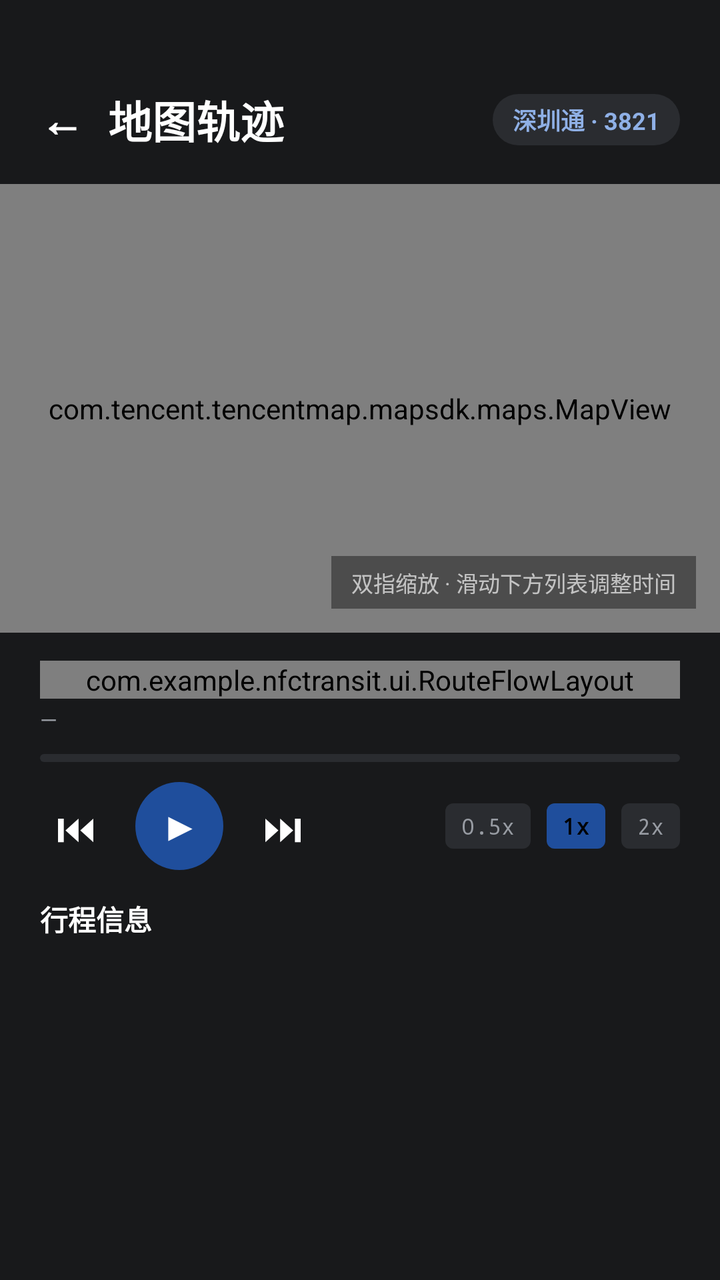
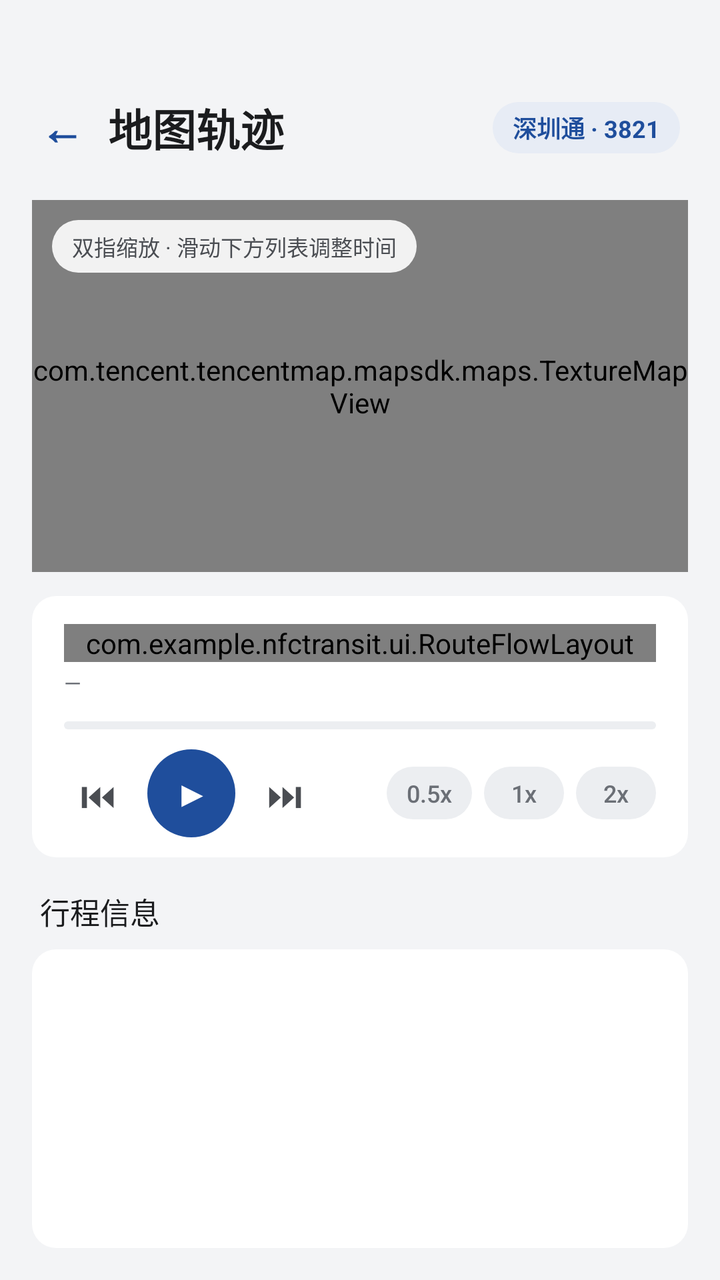

Before-and-after screenshots of an Android layout around one commit, followed by the original layout XML and the change that was made.
<!-- AndroidManifest.xml: application theme Theme.TransitU -->
<!-- res/layout/fragment_map_trace.xml -->
<?xml version="1.0" encoding="utf-8"?>
<LinearLayout xmlns:android="http://schemas.android.com/apk/res/android"
    android:layout_width="match_parent"
    android:layout_height="match_parent"
    android:orientation="vertical"
    android:background="@color/night">

    
    <View
        android:layout_width="match_parent"
        android:layout_height="@dimen/status_bar_spacer_height" />

    
    <LinearLayout
        android:layout_width="match_parent"
        android:layout_height="wrap_content"
        android:orientation="horizontal"
        android:paddingStart="11dp"
        android:paddingEnd="20dp"
        android:paddingTop="16dp"
        android:paddingBottom="12dp"
        android:gravity="center_vertical">

        <TextView
            android:id="@+id/btnBack"
            style="@style/BackButton"
            android:text="←"
            android:textColor="#FFFFFF"
            android:textSize="22sp"
            android:textStyle="bold" />

        <TextView
            android:layout_width="0dp"
            android:layout_height="wrap_content"
            android:layout_weight="1"
            android:text="地图轨迹"
            android:textColor="#FFFFFF"
            android:textSize="22sp"
            android:textStyle="bold" />

        <LinearLayout
            android:layout_width="wrap_content"
            android:layout_height="wrap_content"
            android:background="@drawable/bg_card_badge_dark"
            android:paddingStart="10dp"
            android:paddingEnd="10dp"
            android:paddingTop="4dp"
            android:paddingBottom="4dp">

            <TextView
                android:id="@+id/tvCardBadge"
                android:layout_width="wrap_content"
                android:layout_height="wrap_content"
                android:text="深圳通 · 3821"
                android:textColor="@color/night_accent"
                android:textSize="12sp"
                android:textStyle="bold"
                android:maxWidth="140dp"
                android:maxLines="1"
                android:ellipsize="end" />
        </LinearLayout>
    </LinearLayout>

    
    <FrameLayout
        android:layout_width="match_parent"
        android:layout_height="0dp"
        android:layout_weight="1.0">

        <com.tencent.tencentmap.mapsdk.maps.MapView
            android:id="@+id/mapView"
            android:layout_width="match_parent"
            android:layout_height="match_parent" />

        <TextView
            android:id="@+id/tvMapHint"
            android:layout_width="wrap_content"
            android:layout_height="wrap_content"
            android:text="双指缩放 · 滑动下方列表调整时间"
            android:textColor="#AAFFFFFF"
            android:textSize="11sp"
            android:background="#66000000"
            android:paddingStart="10dp"
            android:paddingEnd="10dp"
            android:paddingTop="5dp"
            android:paddingBottom="5dp"
            android:layout_gravity="bottom|end"
            android:layout_margin="12dp" />
    </FrameLayout>

    
    <LinearLayout
        android:layout_width="match_parent"
        android:layout_height="wrap_content"
        android:orientation="vertical"
        android:paddingStart="20dp"
        android:paddingEnd="20dp"
        android:paddingTop="14dp"
        android:paddingBottom="6dp">

        
        <LinearLayout
            android:id="@+id/currentStationPanel"
            android:layout_width="match_parent"
            android:layout_height="wrap_content"
            android:orientation="vertical"
            android:paddingBottom="10dp">

            <com.example.nfctransit.ui.RouteFlowLayout
                android:id="@+id/currentStationRow"
                android:layout_width="match_parent"
                android:layout_height="wrap_content" />

            <TextView
                android:id="@+id/tvCurrentTime"
                android:layout_width="wrap_content"
                android:layout_height="wrap_content"
                android:text="—"
                android:textColor="@color/night_ink_3"
                android:textSize="11sp"
                android:paddingTop="3dp" />
        </LinearLayout>

        
        <FrameLayout
            android:layout_width="match_parent"
            android:layout_height="4dp">
            <View
                android:id="@+id/progressTrack"
                android:layout_width="match_parent"
                android:layout_height="4dp"
                android:background="@drawable/bg_progress_track" />
            <View
                android:id="@+id/progressPlayback"
                android:layout_width="0dp"
                android:layout_height="4dp"
                android:background="@color/accent" />
        </FrameLayout>

        
        <LinearLayout
            android:layout_width="match_parent"
            android:layout_height="wrap_content"
            android:orientation="horizontal"
            android:gravity="center_vertical"
            android:paddingTop="10dp"
            android:paddingBottom="8dp">

            <TextView
                android:id="@+id/btnPrev"
                android:layout_width="wrap_content"
                android:layout_height="wrap_content"
                android:text="⏮"
                android:textColor="#FFFFFF"
                android:textSize="20sp"
                android:clickable="true"
                android:focusable="true"
                android:padding="8dp"
                android:paddingEnd="20dp" />

            <TextView
                android:id="@+id/btnPlay"
                android:layout_width="44dp"
                android:layout_height="44dp"
                android:text="▶"
                android:textColor="#FFFFFF"
                android:textSize="19sp"
                android:textStyle="bold"
                android:gravity="center"
                android:background="@drawable/bg_play_button"
                android:clickable="true"
                android:focusable="true" />

            <TextView
                android:id="@+id/btnNext"
                android:layout_width="wrap_content"
                android:layout_height="wrap_content"
                android:text="⏭"
                android:textColor="#FFFFFF"
                android:textSize="20sp"
                android:clickable="true"
                android:focusable="true"
                android:padding="8dp"
                android:paddingStart="20dp" />

            <Space
                android:layout_width="0dp"
                android:layout_height="1dp"
                android:layout_weight="1" />

            <TextView
                android:id="@+id/chip05x"
                android:layout_width="wrap_content"
                android:layout_height="wrap_content"
                android:text="0.5x"
                android:textColor="@color/night_ink_3"
                android:textSize="11sp"
                android:fontFamily="monospace"
                android:background="@drawable/bg_speed_chip"
                android:paddingStart="8dp"
                android:paddingEnd="8dp"
                android:paddingTop="4dp"
                android:paddingBottom="4dp"
                android:layout_marginEnd="8dp"
                android:clickable="true"
                android:focusable="true" />

            <TextView
                android:id="@+id/chip1x"
                android:layout_width="wrap_content"
                android:layout_height="wrap_content"
                android:text="1x"
                android:textColor="#000000"
                android:textSize="11sp"
                android:textStyle="bold"
                android:fontFamily="monospace"
                android:background="@drawable/bg_speed_chip_selected"
                android:paddingStart="8dp"
                android:paddingEnd="8dp"
                android:paddingTop="4dp"
                android:paddingBottom="4dp"
                android:layout_marginEnd="8dp"
                android:clickable="true"
                android:focusable="true" />

            <TextView
                android:id="@+id/chip2x"
                android:layout_width="wrap_content"
                android:layout_height="wrap_content"
                android:text="2x"
                android:textColor="@color/night_ink_3"
                android:textSize="11sp"
                android:fontFamily="monospace"
                android:background="@drawable/bg_speed_chip"
                android:paddingStart="8dp"
                android:paddingEnd="8dp"
                android:paddingTop="4dp"
                android:paddingBottom="4dp"
                android:clickable="true"
                android:focusable="true" />
        </LinearLayout>
    </LinearLayout>

    
    <ScrollView
        android:id="@+id/tripScroll"
        android:layout_width="match_parent"
        android:layout_height="0dp"
        android:layout_weight="0.85"
        android:background="@color/night">

        <LinearLayout
            android:id="@+id/tripListContainer"
            android:layout_width="match_parent"
            android:layout_height="wrap_content"
            android:orientation="vertical"
            android:paddingStart="20dp"
            android:paddingEnd="20dp"
            android:paddingBottom="24dp">

            <TextView
                android:layout_width="wrap_content"
                android:layout_height="wrap_content"
                android:text="行程信息"
                android:textColor="#FFFFFF"
                android:textSize="14sp"
                android:textStyle="bold"
                android:paddingBottom="12dp" />
        </LinearLayout>
    </ScrollView>
</LinearLayout>
<!-- resources referenced by this layout -->
<resources>
  <color name="accent">#1F4E9C</color>
  <color name="night">#18191B</color>
  <color name="night_accent">#8FB0E6</color>
  <color name="night_ink_3">#979BA2</color>
  <dimen name="status_bar_spacer_height">0dp</dimen>
  <!-- drawable bg_card_badge_dark (drawable) -->
  <?xml version="1.0" encoding="utf-8"?>
  <shape xmlns:android="http://schemas.android.com/apk/res/android">
      <solid android:color="@color/night_2" />
      <corners android:radius="999dp" />
  </shape>
  <!-- drawable bg_play_button (drawable) -->
  <?xml version="1.0" encoding="utf-8"?>
  <shape xmlns:android="http://schemas.android.com/apk/res/android"
      android:shape="oval">
      <solid android:color="@color/accent" />
      <size android:width="48dp" android:height="48dp" />
  </shape>
  <!-- drawable bg_progress_track (drawable) -->
  <?xml version="1.0" encoding="utf-8"?>
  <shape xmlns:android="http://schemas.android.com/apk/res/android"
      android:shape="rectangle">
      <solid android:color="@color/night_2" />
      <corners android:radius="999dp" />
  </shape>
  <!-- drawable bg_speed_chip (drawable) -->
  <?xml version="1.0" encoding="utf-8"?>
  <shape xmlns:android="http://schemas.android.com/apk/res/android">
      <solid android:color="@color/night_2" />
      <corners android:radius="4dp" />
  </shape>
  <!-- drawable bg_speed_chip_selected (drawable) -->
  <?xml version="1.0" encoding="utf-8"?>
  <shape xmlns:android="http://schemas.android.com/apk/res/android">
      <solid android:color="@color/accent" />
      <corners android:radius="4dp" />
  </shape>
  <color name="night_2">#2A2C30</color>
  <!-- drawable bg_back_button (drawable) -->
  <?xml version="1.0" encoding="utf-8"?>
  <shape xmlns:android="http://schemas.android.com/apk/res/android"
      android:shape="oval">
      <solid android:color="@android:color/transparent" />
  </shape>
  <!-- drawable tu_text_select_handle_left (drawable) -->
  <?xml version="1.0" encoding="utf-8"?>
  <bitmap xmlns:android="http://schemas.android.com/apk/res/android"
      android:src="@drawable/abc_text_select_handle_left_mtrl"
      android:tint="?attr/colorPrimary"
      android:tintMode="src_in" />
  <!-- unchanged entries left out for length: 4 -->
</resources>

<!-- the commit's change to res/layout/fragment_map_trace.xml (unified diff, before → after) -->
@@ -3,7 +3,7 @@
     android:layout_width="match_parent"
     android:layout_height="match_parent"
     android:orientation="vertical"
-    android:background="@color/night">
+    android:background="@color/paper">
 
     
     <View
@@ -17,15 +17,15 @@
         android:orientation="horizontal"
         android:paddingStart="11dp"
         android:paddingEnd="20dp"
-        android:paddingTop="16dp"
-        android:paddingBottom="12dp"
+        android:paddingTop="20dp"
+        android:paddingBottom="16dp"
         android:gravity="center_vertical">
 
         <TextView
             android:id="@+id/btnBack"
             style="@style/BackButton"
             android:text="←"
-            android:textColor="#FFFFFF"
+            android:textColor="@color/accent"
             android:textSize="22sp"
             android:textStyle="bold" />
 
@@ -34,14 +34,15 @@
             android:layout_height="wrap_content"
             android:layout_weight="1"
             android:text="地图轨迹"
-            android:textColor="#FFFFFF"
+            android:textColor="@color/ink"
             android:textSize="22sp"
             android:textStyle="bold" />
 
         <LinearLayout
+            android:id="@+id/cardBadge"
             android:layout_width="wrap_content"
             android:layout_height="wrap_content"
-            android:background="@drawable/bg_card_badge_dark"
+            android:background="@drawable/bg_card_badge"
             android:paddingStart="10dp"
             android:paddingEnd="10dp"
             android:paddingTop="4dp"
@@ -52,7 +53,7 @@
                 android:layout_width="wrap_content"
                 android:layout_height="wrap_content"
                 android:text="深圳通 · 3821"
-                android:textColor="@color/night_accent"
+                android:textColor="@color/accent"
                 android:textSize="12sp"
                 android:textStyle="bold"
                 android:maxWidth="140dp"
@@ -63,40 +64,49 @@
 
     
     <FrameLayout
+        android:id="@+id/mapCard"
         android:layout_width="match_parent"
         android:layout_height="0dp"
-        android:layout_weight="1.0">
-
-        <com.tencent.tencentmap.mapsdk.maps.MapView
+        android:layout_weight="1.0"
+        android:layout_marginStart="16dp"
+        android:layout_marginEnd="16dp"
+        android:background="@drawable/bg_card_plain">
+
+        <com.tencent.tencentmap.mapsdk.maps.TextureMapView
             android:id="@+id/mapView"
             android:layout_width="match_parent"
             android:layout_height="match_parent" />
 
+        
         <TextView
             android:id="@+id/tvMapHint"
             android:layout_width="wrap_content"
             android:layout_height="wrap_content"
-            android:text="双指缩放 · 滑动下方列表调整时间"
-            android:textColor="#AAFFFFFF"
-            android:textSize="11sp"
-            android:background="#66000000"
+            android:layout_gravity="top|start"
+            android:layout_margin="10dp"
+            android:background="@drawable/bg_map_hint"
             android:paddingStart="10dp"
             android:paddingEnd="10dp"
             android:paddingTop="5dp"
             android:paddingBottom="5dp"
-            android:layout_gravity="bottom|end"
-            android:layout_margin="12dp" />
+            android:text="双指缩放 · 滑动下方列表调整时间"
+            android:textColor="@color/ink_2"
+            android:textSize="11sp" />
     </FrameLayout>
 
     
     <LinearLayout
         android:layout_width="match_parent"
         android:layout_height="wrap_content"
+        android:layout_marginStart="16dp"
+        android:layout_marginEnd="16dp"
+        android:layout_marginTop="12dp"
+        android:background="@drawable/bg_card_plain"
         android:orientation="vertical"
-        android:paddingStart="20dp"
-        android:paddingEnd="20dp"
+        android:paddingStart="16dp"
+        android:paddingEnd="16dp"
         android:paddingTop="14dp"
-        android:paddingBottom="6dp">
+        android:paddingBottom="10dp">
 
         
         <LinearLayout
@@ -104,7 +114,7 @@
             android:layout_width="match_parent"
             android:layout_height="wrap_content"
             android:orientation="vertical"
-            android:paddingBottom="10dp">
+            android:paddingBottom="12dp">
 
             <com.example.nfctransit.ui.RouteFlowLayout
                 android:id="@+id/currentStationRow"
@@ -116,7 +126,7 @@
                 android:layout_width="wrap_content"
                 android:layout_height="wrap_content"
                 android:text="—"
-                android:textColor="@color/night_ink_3"
+                android:textColor="@color/ink_3"
                 android:textSize="11sp"
                 android:paddingTop="3dp" />
         </LinearLayout>
@@ -143,20 +153,19 @@
             android:layout_height="wrap_content"
             android:orientation="horizontal"
             android:gravity="center_vertical"
-            android:paddingTop="10dp"
-            android:paddingBottom="8dp">
+            android:paddingTop="10dp">
 
             <TextView
                 android:id="@+id/btnPrev"
                 android:layout_width="wrap_content"
                 android:layout_height="wrap_content"
                 android:text="⏮"
-                android:textColor="#FFFFFF"
-                android:textSize="20sp"
+                android:textColor="@color/ink_2"
+                android:textSize="18sp"
                 android:clickable="true"
                 android:focusable="true"
                 android:padding="8dp"
-                android:paddingEnd="20dp" />
+                android:paddingEnd="16dp" />
 
             <TextView
                 android:id="@+id/btnPlay"
@@ -164,7 +173,7 @@
                 android:layout_height="44dp"
                 android:text="▶"
                 android:textColor="#FFFFFF"
-                android:textSize="19sp"
+                android:textSize="17sp"
                 android:textStyle="bold"
                 android:gravity="center"
                 android:background="@drawable/bg_play_button"
@@ -176,12 +185,12 @@
                 android:layout_width="wrap_content"
                 android:layout_height="wrap_content"
                 android:text="⏭"
-                android:textColor="#FFFFFF"
-                android:textSize="20sp"
+                android:textColor="@color/ink_2"
+                android:textSize="18sp"
                 android:clickable="true"
                 android:focusable="true"
                 android:padding="8dp"
-                android:paddingStart="20dp" />
+                android:paddingStart="16dp" />
 
             <Space
                 android:layout_width="0dp"
@@ -190,82 +199,46 @@
 
             <TextView
                 android:id="@+id/chip05x"
-                android:layout_width="wrap_content"
-                android:layout_height="wrap_content"
-                android:text="0.5x"
-                android:textColor="@color/night_ink_3"
-                android:textSize="11sp"
-                android:fontFamily="monospace"
-                android:background="@drawable/bg_speed_chip"
-                android:paddingStart="8dp"
-                android:paddingEnd="8dp"
-                android:paddingTop="4dp"
-                android:paddingBottom="4dp"
-                android:layout_marginEnd="8dp"
-                android:clickable="true"
-                android:focusable="true" />
+                style="@style/MapSpeedChip"
+                android:layout_marginEnd="6dp"
+                android:text="0.5x" />
 
             <TextView
                 android:id="@+id/chip1x"
-                android:layout_width="wrap_content"
-                android:layout_height="wrap_content"
-                android:text="1x"
-                android:textColor="#000000"
-                android:textSize="11sp"
-                android:textStyle="bold"
-                android:fontFamily="monospace"
-                android:background="@drawable/bg_speed_chip_selected"
-                android:paddingStart="8dp"
-                android:paddingEnd="8dp"
-                android:paddingTop="4dp"
-                android:paddingBottom="4dp"
-                android:layout_marginEnd="8dp"
-                android:clickable="true"
-                android:focusable="true" />
+                style="@style/MapSpeedChip"
+                android:layout_marginEnd="6dp"
+                android:text="1x" />
 
             <TextView
                 android:id="@+id/chip2x"
-                android:layout_width="wrap_content"
-                android:layout_height="wrap_content"
-                android:text="2x"
-                android:textColor="@color/night_ink_3"
-                android:textSize="11sp"
-                android:fontFamily="monospace"
-                android:background="@drawable/bg_speed_chip"
-                android:paddingStart="8dp"
-                android:paddingEnd="8dp"
-                android:paddingTop="4dp"
-                android:paddingBottom="4dp"
-                android:clickable="true"
-                android:focusable="true" />
+                style="@style/MapSpeedChip"
+                android:text="2x" />
         </LinearLayout>
     </LinearLayout>
 
+    <TextView
+        style="@style/SettingsSectionTitle"
+        android:layout_marginStart="20dp"
+        android:layout_marginTop="16dp"
+        android:text="行程信息" />
+
     
     <ScrollView
         android:id="@+id/tripScroll"
         android:layout_width="match_parent"
         android:layout_height="0dp"
-        android:layout_weight="0.85"
-        android:background="@color/night">
+        android:layout_weight="0.8"
+        android:layout_marginStart="16dp"
+        android:layout_marginEnd="16dp"
+        android:layout_marginBottom="16dp"
+        android:background="@drawable/bg_card_plain"
+        android:scrollbars="none">
 
         <LinearLayout
             android:id="@+id/tripListContainer"
             android:layout_width="match_parent"
             android:layout_height="wrap_content"
             android:orientation="vertical"
-            android:paddingStart="20dp"
-            android:paddingEnd="20dp"
-            android:paddingBottom="24dp">
-
-            <TextView
-                android:layout_width="wrap_content"
-                android:layout_height="wrap_content"
-                android:text="行程信息"
-                android:textColor="#FFFFFF"
-                android:textSize="14sp"
-                android:textStyle="bold"
-                android:paddingBottom="12dp" />
-        </LinearLayout>
+            android:padding="6dp" />
     </ScrollView>
 </LinearLayout>
<!-- resource entries referenced after the edit -->
@@ -1,14 +1,27 @@
 <!-- resources referenced by this layout -->
 <resources>
   <color name="accent">#1F4E9C</color>
-  <color name="night">#18191B</color>
-  <color name="night_accent">#8FB0E6</color>
-  <color name="night_ink_3">#979BA2</color>
+  <color name="ink">#1B1C1E</color>
+  <color name="ink_2">#4A4D52</color>
+  <color name="ink_3">#6B6F76</color>
+  <color name="paper">#F3F4F6</color>
   <dimen name="status_bar_spacer_height">0dp</dimen>
-  <!-- drawable bg_card_badge_dark (drawable) -->
+  <!-- drawable bg_card_badge (drawable) -->
   <?xml version="1.0" encoding="utf-8"?>
   <shape xmlns:android="http://schemas.android.com/apk/res/android">
-      <solid android:color="@color/night_2" />
+      <solid android:color="@color/accent_container" />
+      <corners android:radius="999dp" />
+  </shape>
+  <!-- drawable bg_card_plain (drawable) -->
+  <?xml version="1.0" encoding="utf-8"?>
+  <shape xmlns:android="http://schemas.android.com/apk/res/android">
+      <solid android:color="@color/surface" />
+      <corners android:radius="12dp" />
+  </shape>
+  <!-- drawable bg_map_hint (drawable) -->
+  <?xml version="1.0" encoding="utf-8"?>
+  <shape xmlns:android="http://schemas.android.com/apk/res/android">
+      <solid android:color="#E6FFFFFF" />
       <corners android:radius="999dp" />
   </shape>
   <!-- drawable bg_play_button (drawable) -->
@@ -22,22 +35,44 @@
   <?xml version="1.0" encoding="utf-8"?>
   <shape xmlns:android="http://schemas.android.com/apk/res/android"
       android:shape="rectangle">
-      <solid android:color="@color/night_2" />
+      <solid android:color="@color/fill" />
       <corners android:radius="999dp" />
   </shape>
+  <style name="MapSpeedChip">
+          <item name="android:layout_width">wrap_content</item>
+          <item name="android:layout_height">wrap_content</item>
+          <item name="android:minWidth">40dp</item>
+          <item name="android:gravity">center</item>
+          <item name="android:background">@drawable/bg_speed_chip</item>
+          <item name="android:paddingStart">10dp</item>
+          <item name="android:paddingEnd">10dp</item>
+          <item name="android:paddingTop">5dp</item>
+          <item name="android:paddingBottom">5dp</item>
+          <item name="android:textColor">@color/ink_3</item>
+          <item name="android:textSize">12sp</item>
+          <item name="android:fontFamily">sans-serif-medium</item>
+          <item name="android:clickable">true</item>
+          <item name="android:focusable">true</item>
+      </style>
+  <style name="SettingsSectionTitle">
+          <item name="android:layout_width">match_parent</item>
+          <item name="android:layout_height">wrap_content</item>
+          <item name="android:layout_marginStart">4dp</item>
+          <item name="android:layout_marginTop">24dp</item>
+          <item name="android:layout_marginBottom">8dp</item>
+          <item name="android:fontFamily">sans-serif-medium</item>
+          <item name="android:textColor">@color/ink</item>
+          <item name="android:textSize">15sp</item>
+      </style>
+  <color name="accent_container">#E7ECF5</color>
+  <color name="surface">#FFFFFF</color>
+  <color name="fill">#ECEEF1</color>
   <!-- drawable bg_speed_chip (drawable) -->
   <?xml version="1.0" encoding="utf-8"?>
   <shape xmlns:android="http://schemas.android.com/apk/res/android">
-      <solid android:color="@color/night_2" />
-      <corners android:radius="4dp" />
+      <solid android:color="@color/fill" />
+      <corners android:radius="999dp" />
   </shape>
-  <!-- drawable bg_speed_chip_selected (drawable) -->
-  <?xml version="1.0" encoding="utf-8"?>
-  <shape xmlns:android="http://schemas.android.com/apk/res/android">
-      <solid android:color="@color/accent" />
-      <corners android:radius="4dp" />
-  </shape>
-  <color name="night_2">#2A2C30</color>
   <!-- drawable bg_back_button (drawable) -->
   <?xml version="1.0" encoding="utf-8"?>
   <shape xmlns:android="http://schemas.android.com/apk/res/android"
